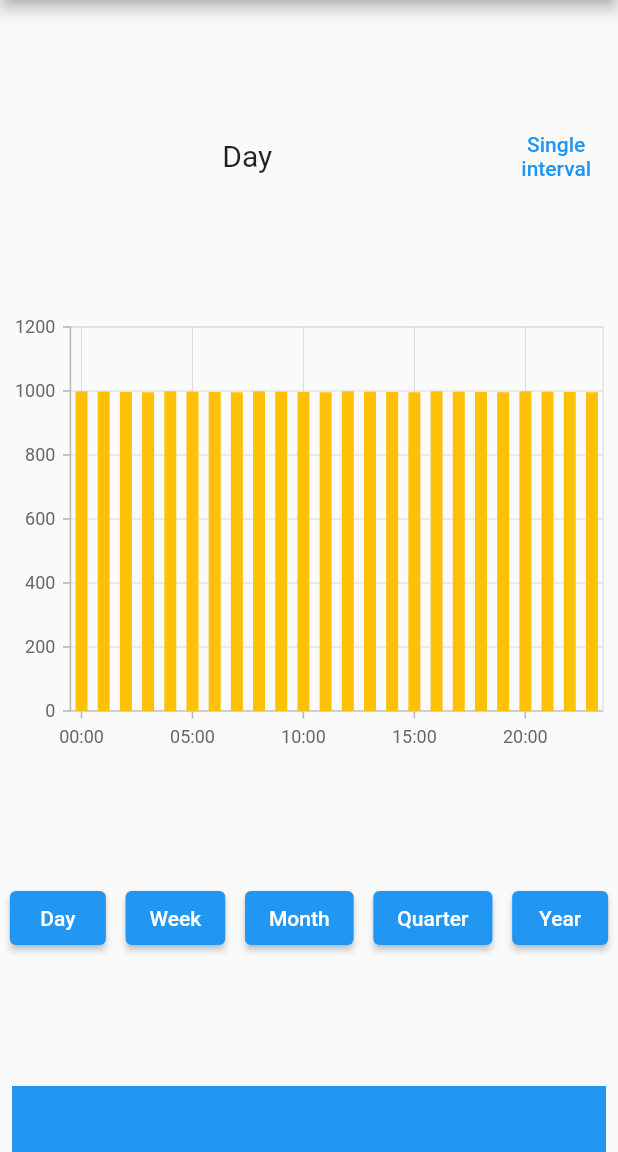
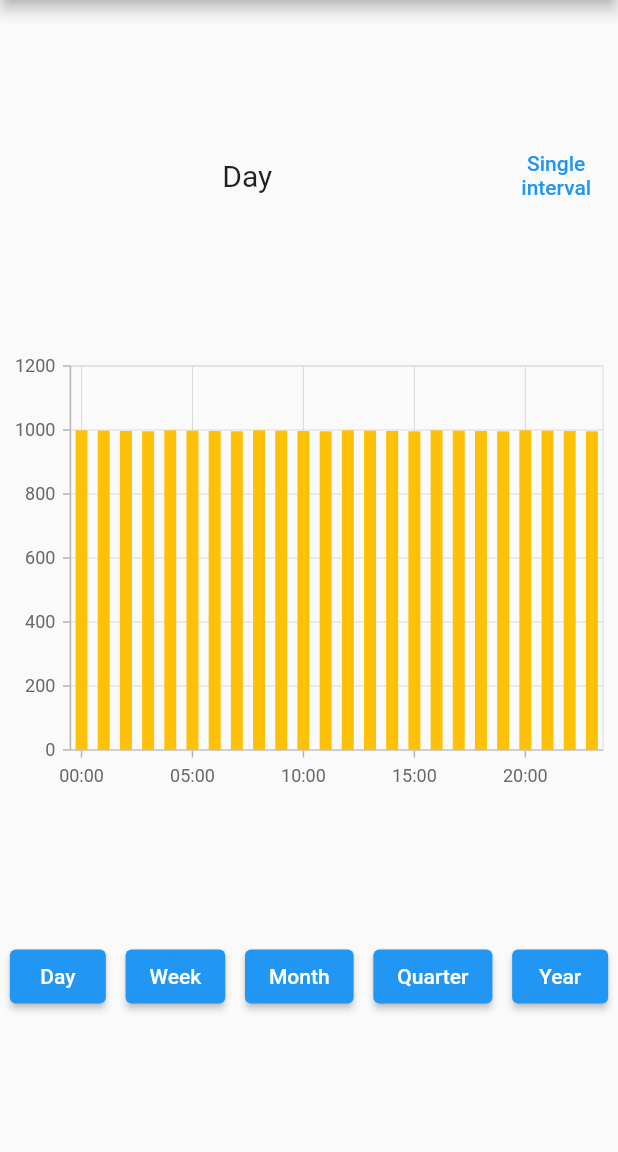
Before and after one commit to happy-san/syncfusion, a Flutter app: the screen it shows after launch, on a phone screen of 412 x 824 dp, the part 84-1236 px from its top. Run offline on Flutter 3.47's test engine with Material 2 defaults, Android fonts, the phone set to English and light mode, and no system bars; our stand-ins replace syncfusion_flutter_charts.

```diff
--- a/lib/main.dart
+++ b/lib/main.dart
@@ -24,7 +24,10 @@ class _MyHomePage extends StatefulWidget {
 }
 
 class _MyHomePageState extends State<_MyHomePage> {
-  var n = 0, title = 'Day', showAllData = true;
+  var exampleNumber = 0,
+      title = 'Day',
+      showAllData = true,
+      intervalType = DateTimeIntervalType.hours;
 
   @override
   Widget build(BuildContext context) {
@@ -48,12 +51,9 @@ class _MyHomePageState extends State<_MyHomePage> {
       appBar: AppBar(
         title: const Text('Syncfusion Flutter chart'),
       ),
-      body: SingleChildScrollView(
-        child: Column(
+      body: Column(
+        mainAxisAlignment: MainAxisAlignment.spaceEvenly,
         children: [
-            SizedBox(
-              height: 80,
-            ),
           Row(
             children: [
               Expanded(
@@ -76,23 +76,20 @@ class _MyHomePageState extends State<_MyHomePage> {
               ),
             ],
           ),
-            SizedBox(
-              height: 80,
-            ),
           //Initialize the chart widget
           SfCartesianChart(
             primaryXAxis: DateTimeAxis(
-                  intervalType: DateTimeIntervalType.auto,
+                intervalType: intervalType,
                 dateFormat: () {
-                    if (n >= 3) {
+                  if (exampleNumber >= 3) {
                     return DateFormat.MMM();
-                    } else if (n >= 1) {
+                  } else if (exampleNumber >= 1) {
                     return DateFormat('d MMM');
                   } else {
                     return null;
                   }
                 }(),
-                  rangePadding: n == 3 || n == 4
+                rangePadding: exampleNumber == 3 || exampleNumber == 4
                     ? ChartRangePadding.normal
                     : ChartRangePadding.auto),
             // Chart title
@@ -106,7 +103,7 @@ class _MyHomePageState extends State<_MyHomePage> {
             series: <ChartSeries<BarGraphInterval, DateTime>>[
               ColumnSeries<BarGraphInterval, DateTime>(
                 animationDuration: 2000,
-                  dataSource: list[n],
+                dataSource: list[exampleNumber],
                 pointColorMapper: (_, __) => Colors.amber,
                 xValueMapper: (BarGraphInterval sales, i) => sales.date,
                 yValueMapper: (BarGraphInterval sales, i) => sales.amount,
@@ -119,10 +116,8 @@ class _MyHomePageState extends State<_MyHomePage> {
               // Enables the trackball
               enable: true,
               tooltipSettings:
-                      InteractiveTooltip(enable: true, color: Colors.black)),
+                  InteractiveTooltip(enable: true, color: Colors.black),
             ),
-            SizedBox(
-              height: 80,
           ),
           Row(
             mainAxisAlignment: MainAxisAlignment.spaceAround,
@@ -131,8 +126,9 @@ class _MyHomePageState extends State<_MyHomePage> {
                 child: Text('Day'),
                 onPressed: () {
                   setState(() {
-                      n = 0;
+                    exampleNumber = 0;
                     title = 'Day';
+                    intervalType = DateTimeIntervalType.hours;
                   });
                 },
               ),
@@ -140,8 +136,9 @@ class _MyHomePageState extends State<_MyHomePage> {
                 child: Text('Week'),
                 onPressed: () {
                   setState(() {
-                      n = 1;
+                    exampleNumber = 1;
                     title = 'Week';
+                    intervalType = DateTimeIntervalType.days;
                   });
                 },
               ),
@@ -149,8 +146,9 @@ class _MyHomePageState extends State<_MyHomePage> {
                 child: Text('Month'),
                 onPressed: () {
                   setState(() {
-                      n = 2;
+                    exampleNumber = 2;
                     title = 'Month';
+                    intervalType = DateTimeIntervalType.days;
                   });
                 },
               ),
@@ -158,8 +156,9 @@ class _MyHomePageState extends State<_MyHomePage> {
                 child: Text('Quarter'),
                 onPressed: () {
                   setState(() {
-                      n = 3;
+                    exampleNumber = 3;
                     title = 'Quarter';
+                    intervalType = DateTimeIntervalType.months;
                   });
                 },
               ),
@@ -167,26 +166,15 @@ class _MyHomePageState extends State<_MyHomePage> {
                 child: Text('Year'),
                 onPressed: () {
                   setState(() {
-                      n = 4;
+                    exampleNumber = 4;
                     title = 'Year';
+                    intervalType = DateTimeIntervalType.months;
                   });
                 },
               ),
             ],
           ),
-            SizedBox(
-              height: 80,
-            ),
-            Container(
-              height: 80,
-              width: double.infinity,
-              color: Colors.blue,
-              margin: const EdgeInsets.all(8),
-              alignment: Alignment.bottomCenter,
-              child: Text('Can\'t reach here by scrolling through bar graph!'),
-            )
         ],
-        ),
       ),
     );
   }
@@ -199,97 +187,32 @@ class BarGraphInterval {
   BarGraphInterval({required this.date, required this.amount});
 }
 
-final _dayData = [
-  BarGraphInterval(date: DateTime(2021, 4, 1, 0), amount: 999),
-  BarGraphInterval(date: DateTime(2021, 4, 1, 1), amount: 998),
-  BarGraphInterval(date: DateTime(2021, 4, 1, 2), amount: 997),
-  BarGraphInterval(date: DateTime(2021, 4, 1, 3), amount: 996),
-  BarGraphInterval(date: DateTime(2021, 4, 1, 4), amount: 999),
-  BarGraphInterval(date: DateTime(2021, 4, 1, 5), amount: 998),
-  BarGraphInterval(date: DateTime(2021, 4, 1, 6), amount: 997),
-  BarGraphInterval(date: DateTime(2021, 4, 1, 7), amount: 996),
-  BarGraphInterval(date: DateTime(2021, 4, 1, 8), amount: 999),
-  BarGraphInterval(date: DateTime(2021, 4, 1, 9), amount: 998),
-  BarGraphInterval(date: DateTime(2021, 4, 1, 10), amount: 997),
-  BarGraphInterval(date: DateTime(2021, 4, 1, 11), amount: 996),
-  BarGraphInterval(date: DateTime(2021, 4, 1, 12), amount: 999),
-  BarGraphInterval(date: DateTime(2021, 4, 1, 13), amount: 998),
-  BarGraphInterval(date: DateTime(2021, 4, 1, 14), amount: 997),
-  BarGraphInterval(date: DateTime(2021, 4, 1, 15), amount: 996),
-  BarGraphInterval(date: DateTime(2021, 4, 1, 16), amount: 999),
-  BarGraphInterval(date: DateTime(2021, 4, 1, 17), amount: 998),
-  BarGraphInterval(date: DateTime(2021, 4, 1, 18), amount: 997),
-  BarGraphInterval(date: DateTime(2021, 4, 1, 19), amount: 996),
-  BarGraphInterval(date: DateTime(2021, 4, 1, 20), amount: 999),
-  BarGraphInterval(date: DateTime(2021, 4, 1, 21), amount: 998),
-  BarGraphInterval(date: DateTime(2021, 4, 1, 22), amount: 997),
-  BarGraphInterval(date: DateTime(2021, 4, 1, 23), amount: 996),
-];
+final _dayData = List.generate(
+  24,
+  (i) =>
+      BarGraphInterval(date: DateTime(2021, 4, 1, i), amount: 999.0 - (i % 4)),
+);
 
-final _weekData = [
-  BarGraphInterval(date: DateTime(2021, 4, 22), amount: 999),
-  BarGraphInterval(date: DateTime(2021, 4, 23), amount: 998),
-  BarGraphInterval(date: DateTime(2021, 4, 24), amount: 997),
-  BarGraphInterval(date: DateTime(2021, 4, 25), amount: 996),
-  BarGraphInterval(date: DateTime(2021, 4, 26), amount: 999),
-  BarGraphInterval(date: DateTime(2021, 4, 27), amount: 998),
-  BarGraphInterval(date: DateTime(2021, 4, 28), amount: 997),
-];
+final _weekData = List.generate(
+    7,
+    (i) => BarGraphInterval(
+        date: DateTime(2021, 4, 22 + i), amount: 999.0 - (i % 4)));
 
-final _monthData = [
-  BarGraphInterval(date: DateTime(2021, 3, 1), amount: 999),
-  BarGraphInterval(date: DateTime(2021, 3, 2), amount: 998),
-  BarGraphInterval(date: DateTime(2021, 3, 3), amount: 997),
-  BarGraphInterval(date: DateTime(2021, 3, 4), amount: 996),
-  BarGraphInterval(date: DateTime(2021, 3, 5), amount: 995),
-  BarGraphInterval(date: DateTime(2021, 3, 6), amount: 994),
-  BarGraphInterval(date: DateTime(2021, 3, 7), amount: 993),
-  BarGraphInterval(date: DateTime(2021, 3, 8), amount: 992),
-  BarGraphInterval(date: DateTime(2021, 3, 9), amount: 991),
-  BarGraphInterval(date: DateTime(2021, 3, 10), amount: 990),
-  BarGraphInterval(date: DateTime(2021, 3, 11), amount: 989),
-  BarGraphInterval(date: DateTime(2021, 3, 12), amount: 988),
-  BarGraphInterval(date: DateTime(2021, 3, 13), amount: 987),
-  BarGraphInterval(date: DateTime(2021, 3, 14), amount: 986),
-  BarGraphInterval(date: DateTime(2021, 3, 15), amount: 985),
-  BarGraphInterval(date: DateTime(2021, 3, 16), amount: 984),
-  BarGraphInterval(date: DateTime(2021, 3, 17), amount: 983),
-  BarGraphInterval(date: DateTime(2021, 3, 18), amount: 982),
-  BarGraphInterval(date: DateTime(2021, 3, 19), amount: 981),
-  BarGraphInterval(date: DateTime(2021, 3, 20), amount: 980),
-  BarGraphInterval(date: DateTime(2021, 3, 21), amount: 979),
-  BarGraphInterval(date: DateTime(2021, 3, 22), amount: 978),
-  BarGraphInterval(date: DateTime(2021, 3, 23), amount: 977),
-  BarGraphInterval(date: DateTime(2021, 3, 24), amount: 976),
-  BarGraphInterval(date: DateTime(2021, 3, 25), amount: 975),
-  BarGraphInterval(date: DateTime(2021, 3, 26), amount: 974),
-  BarGraphInterval(date: DateTime(2021, 3, 27), amount: 973),
-  BarGraphInterval(date: DateTime(2021, 3, 28), amount: 972),
-  BarGraphInterval(date: DateTime(2021, 3, 29), amount: 971),
-  BarGraphInterval(date: DateTime(2021, 3, 30), amount: 970),
-  BarGraphInterval(date: DateTime(2021, 3, 31), amount: 969),
-];
+final _monthData = List.generate(
+  31,
+  (i) => BarGraphInterval(date: DateTime(2021, 3, i + 1), amount: 999.0 - i),
+);
 
-final _quarterData = [
-  BarGraphInterval(date: DateTime(2021, 1, 1), amount: 999),
-  BarGraphInterval(date: DateTime(2021, 2, 1), amount: 998),
-  BarGraphInterval(date: DateTime(2021, 3, 1), amount: 997),
-];
+final _quarterData = List.generate(
+  3,
+  (i) => BarGraphInterval(date: DateTime(2021, i + 1, 1), amount: 999.0 - i),
+);
 
-final _yearData = [
-  BarGraphInterval(date: DateTime(2021, 1, 1), amount: 999),
-  BarGraphInterval(date: DateTime(2021, 2, 1), amount: 998),
-  BarGraphInterval(date: DateTime(2021, 3, 1), amount: 997),
-  BarGraphInterval(date: DateTime(2021, 4, 1), amount: 996),
-  BarGraphInterval(date: DateTime(2021, 5, 1), amount: 999),
-  BarGraphInterval(date: DateTime(2021, 6, 1), amount: 998),
-  BarGraphInterval(date: DateTime(2021, 7, 1), amount: 997),
-  BarGraphInterval(date: DateTime(2021, 8, 1), amount: 996),
-  BarGraphInterval(date: DateTime(2021, 9, 1), amount: 999),
-  BarGraphInterval(date: DateTime(2021, 10, 1), amount: 998),
-  BarGraphInterval(date: DateTime(2021, 11, 1), amount: 997),
-  BarGraphInterval(date: DateTime(2021, 12, 1), amount: 996),
-];
+final _yearData = List.generate(
+  12,
+  (i) =>
+      BarGraphInterval(date: DateTime(2021, i + 1, 1), amount: 999.0 - (i % 4)),
+);
 
 final _daySingleData = _dayData
     .map(
```
Lines whose indentation alone changed are shown as unchanged.
